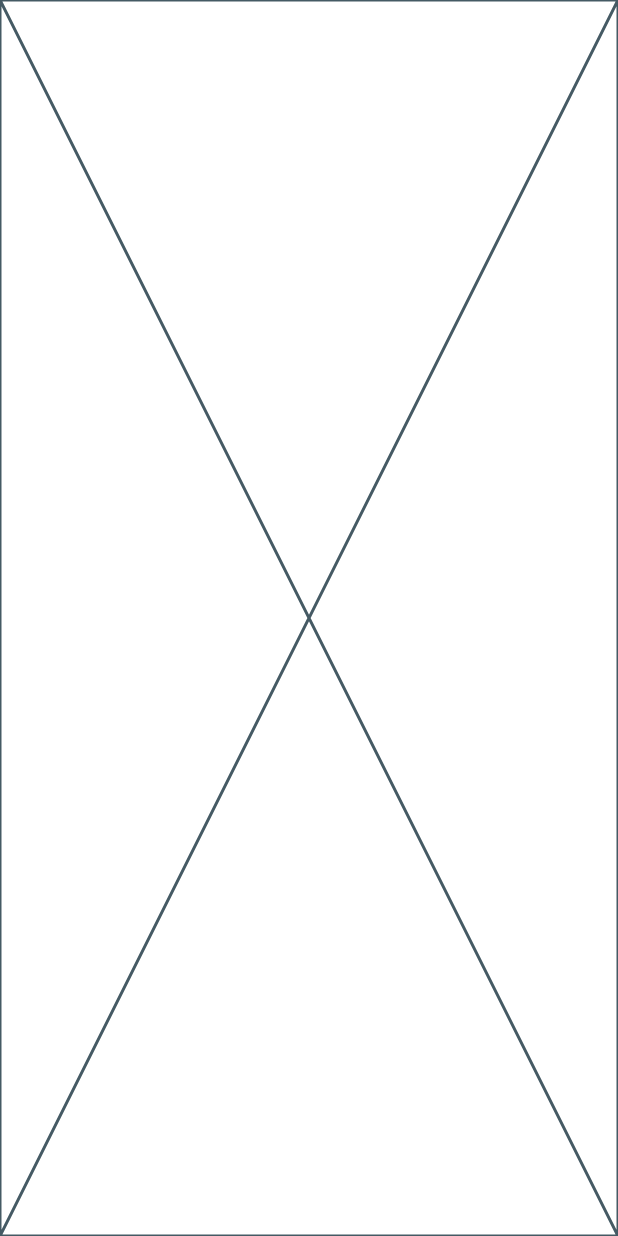
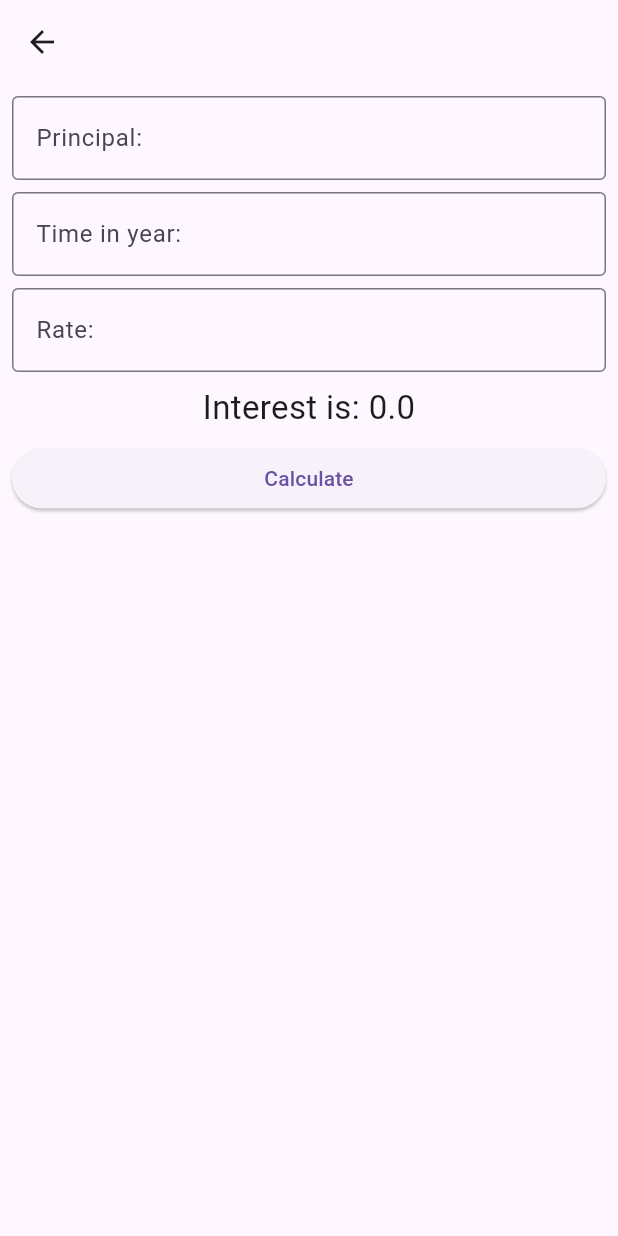
Before and after one commit to Ziroworld/simple_calculator_application, a Flutter app: the screen it shows after launch, after a tap on "Simple Intrest View", on a phone screen of 412 x 824 dp. Run offline on Flutter 3.47's test engine with Material 3 defaults, Android fonts, the phone set to English and light mode, and no system bars.

Commit message:
Final commit added simple interest calculation.

```diff
--- a/lib/view/simple_interest_view.dart
+++ b/lib/view/simple_interest_view.dart
@@ -1,4 +1,5 @@
 import 'package:flutter/material.dart';
+import 'package:simple_calculator_application/widget/boxspace_widget.dart';
 
 class SimpleInterestView extends StatefulWidget {
   const SimpleInterestView({super.key});
@@ -8,8 +9,63 @@ class SimpleInterestView extends StatefulWidget {
 }
 
 class _SimpleInterestViewState extends State<SimpleInterestView> {
+  double p = 0.0;
+  double r = 0.0;
+  double t = 0.0;
+  double si = 0.0;
   @override
   Widget build(BuildContext context) {
-    return const Placeholder();
+    return Scaffold(
+      appBar: AppBar(),
+      body: Padding(
+        padding: const EdgeInsets.all(8),
+        child: Column(
+          children: [
+            TextField(
+              onChanged: (value) => p = double.parse(value),
+              decoration: const InputDecoration(
+                border: OutlineInputBorder(),
+                labelText: 'Principal:',
+              ),
+              keyboardType: TextInputType.number,
+            ),
+            space8y,
+            TextField(
+              onChanged: (value) => t = double.parse(value),
+              decoration: const InputDecoration(
+                border: OutlineInputBorder(),
+                labelText: 'Time in year:',
+              ),
+              keyboardType: TextInputType.number,
+            ),
+            space8y,
+            TextField(
+              onChanged: (value) => r = double.parse(value),
+              decoration: const InputDecoration(
+                border: OutlineInputBorder(),
+                labelText: 'Rate:',
+              ),
+              keyboardType: TextInputType.number,
+            ),
+            space8y,
+            Text(
+              "Interest is: $si",
+              style: const TextStyle(fontSize: 22),
+            ),
+            space8y,
+            SizedBox(
+              width: double.infinity,
+              child: ElevatedButton(
+                  onPressed: () {
+                    setState(() {
+                      si = p * t * r / 100;
+                    });
+                  },
+                  child: const Text("Calculate")),
+            ),
+          ],
+        ),
+      ),
+    );
   }
 }
```
